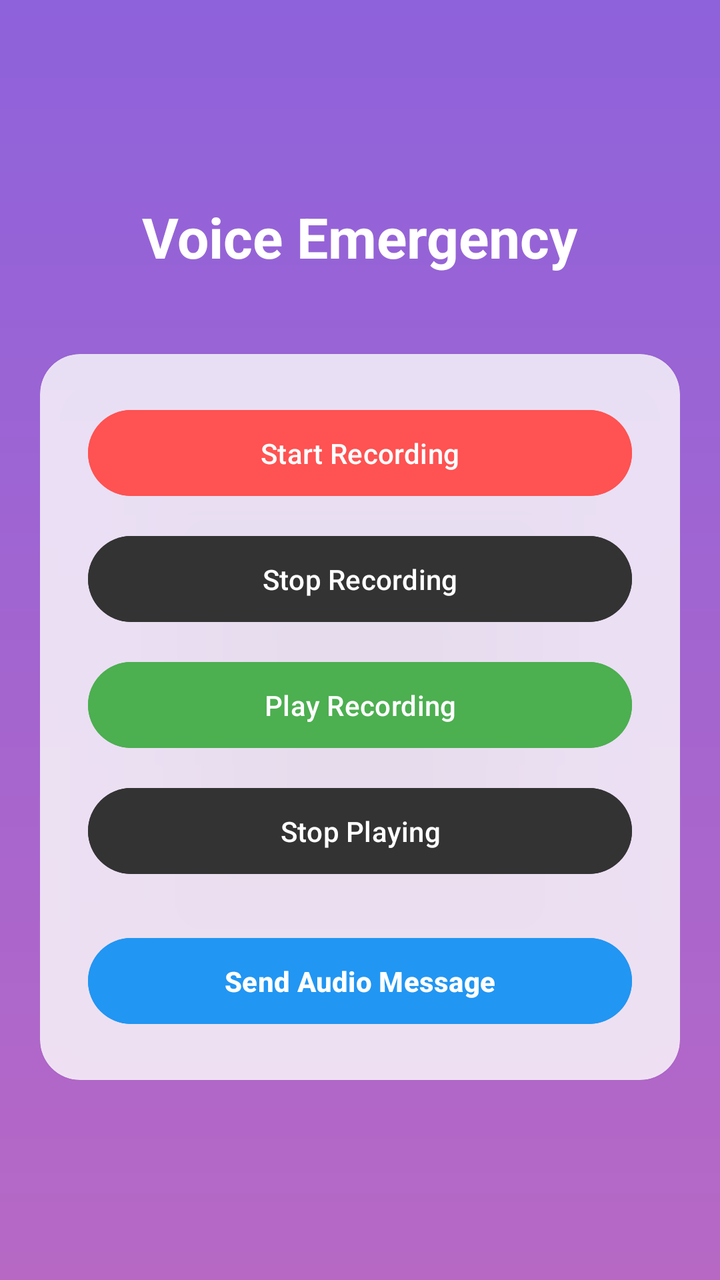
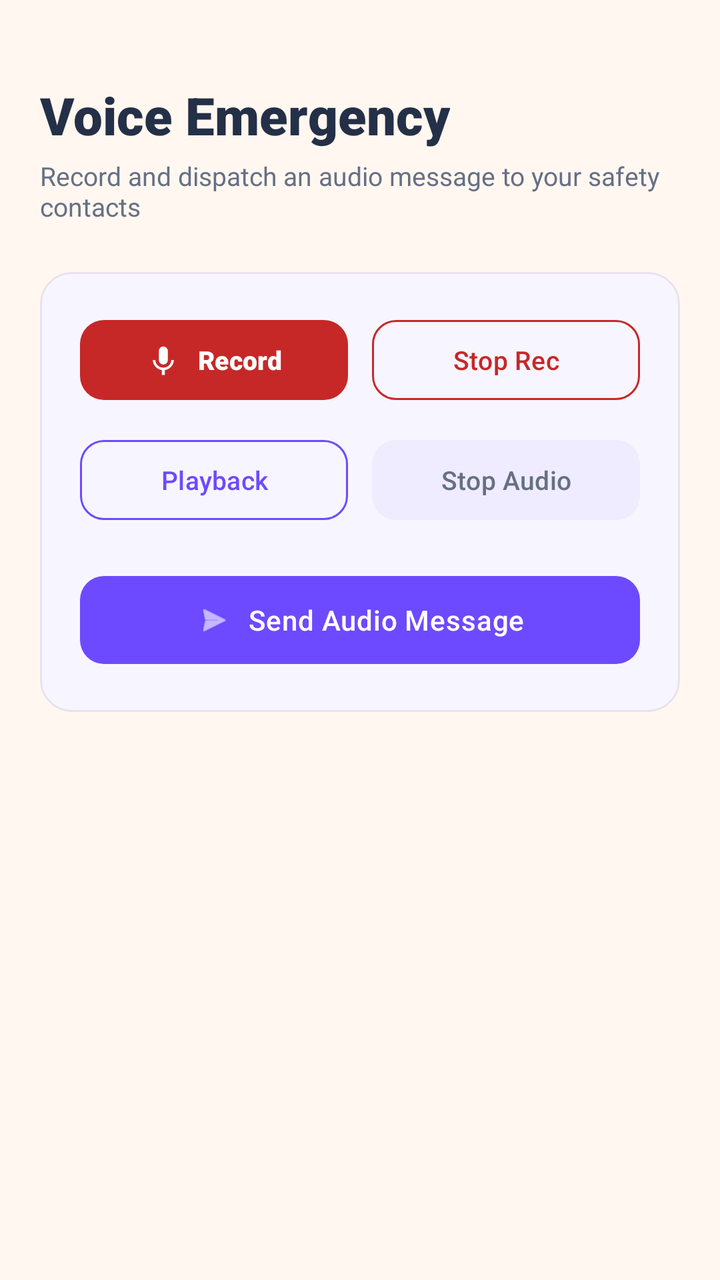

Compare the two renders of this Android layout. The source of the first and the diff that turns it into the second are given below.
<!-- AndroidManifest.xml: application theme Theme.EmpowHer -->
<!-- res/layout/activity_voice_help.xml -->
<?xml version="1.0" encoding="utf-8"?>
<LinearLayout xmlns:android="http://schemas.android.com/apk/res/android"
    xmlns:app="http://schemas.android.com/apk/res-auto"
    android:layout_width="match_parent"
    android:layout_height="match_parent"
    android:background="@drawable/bg"
    android:gravity="center"
    android:orientation="vertical"
    android:padding="20dp">

    <TextView
        android:layout_width="wrap_content"
        android:layout_height="wrap_content"
        android:layout_marginBottom="40dp"
        android:text="Voice Emergency"
        android:textColor="@color/white"
        android:textSize="28sp"
        android:textStyle="bold" />

    <androidx.cardview.widget.CardView
        android:layout_width="match_parent"
        android:layout_height="wrap_content"
        app:cardBackgroundColor="#CCFFFFFF"
        app:cardCornerRadius="20dp">

        <LinearLayout
            android:layout_width="match_parent"
            android:layout_height="wrap_content"
            android:gravity="center"
            android:orientation="vertical"
            android:padding="24dp">

            <Button
                android:id="@+id/btnRecord"
                android:layout_width="match_parent"
                android:layout_height="wrap_content"
                android:backgroundTint="#FF5252"
                android:padding="12dp"
                android:text="Start Recording"
                android:textColor="@color/white" />

            <Button
                android:id="@+id/btnStop"
                android:layout_width="match_parent"
                android:layout_height="wrap_content"
                android:layout_marginTop="12dp"
                android:backgroundTint="#333"
                android:padding="12dp"
                android:text="Stop Recording"
                android:textColor="@color/white" />

            <Button
                android:id="@+id/btnPlay"
                android:layout_width="match_parent"
                android:layout_height="wrap_content"
                android:layout_marginTop="12dp"
                android:backgroundTint="#4CAF50"
                android:padding="12dp"
                android:text="Play Recording"
                android:textColor="@color/white" />

            <Button
                android:id="@+id/btnStopPlay"
                android:layout_width="match_parent"
                android:layout_height="wrap_content"
                android:layout_marginTop="12dp"
                android:backgroundTint="#333"
                android:padding="12dp"
                android:text="Stop Playing"
                android:textColor="@color/white" />

            <Button
                android:id="@+id/btnSend"
                android:layout_width="match_parent"
                android:layout_height="wrap_content"
                android:layout_marginTop="24dp"
                android:backgroundTint="#2196F3"
                android:padding="12dp"
                android:text="Send Audio Message"
                android:textColor="@color/white"
                android:textStyle="bold" />

        </LinearLayout>
    </androidx.cardview.widget.CardView>

</LinearLayout>
<!-- resources referenced by this layout -->
<resources>
  <!-- drawable bg (drawable) -->
  <?xml version="1.0" encoding="utf-8"?>
  <shape xmlns:android="http://schemas.android.com/apk/res/android">
      <gradient android:type="linear" android:angle="100"
          android:startColor="#8E62DB" android:endColor="#B768C5" />
  
  </shape>
  <style name="Base.Theme.EmpowHer" parent="Theme.Material3.DayNight.NoActionBar">
          <item name="colorPrimary">@color/deep_purple</item>
          <item name="colorOnPrimary">@color/white</item>
          <item name="colorSecondary">@color/deep_purple</item>
          <item name="colorSurface">@color/woshield_card_bg</item>
          <item name="android:windowBackground">@color/woshield_bg</item>
          <item name="android:statusBarColor">@color/dark_purple</item>
      </style>
  <color name="deep_purple">#6D3DB8</color>
  <color name="woshield_bg">#F8F6FC</color>
  <color name="dark_purple">#382253</color>
  <!-- unchanged entries left out for length: 3 -->
</resources>

<!-- the commit's change to res/layout/activity_voice_help.xml (unified diff, before → after) -->
@@ -3,84 +3,123 @@
     xmlns:app="http://schemas.android.com/apk/res-auto"
     android:layout_width="match_parent"
     android:layout_height="match_parent"
-    android:background="@drawable/bg"
-    android:gravity="center"
+    android:background="@color/warm_ivory"
     android:orientation="vertical"
     android:padding="20dp">
 
     <TextView
         android:layout_width="wrap_content"
         android:layout_height="wrap_content"
-        android:layout_marginBottom="40dp"
+        android:layout_marginTop="20dp"
         android:text="Voice Emergency"
-        android:textColor="@color/white"
-        android:textSize="28sp"
-        android:textStyle="bold" />
+        android:textColor="@color/midnight_slate"
+        android:textSize="26sp"
+        android:fontFamily="sans-serif-black" />
 
-    <androidx.cardview.widget.CardView
+    <TextView
+        android:layout_width="wrap_content"
+        android:layout_height="wrap_content"
+        android:layout_marginTop="4dp"
+        android:layout_marginBottom="24dp"
+        android:text="Record and dispatch an audio message to your safety contacts"
+        android:textColor="@color/secondary_slate"
+        android:textSize="13sp" />
+
+    <com.google.android.material.card.MaterialCardView
         android:layout_width="match_parent"
         android:layout_height="wrap_content"
-        app:cardBackgroundColor="#CCFFFFFF"
-        app:cardCornerRadius="20dp">
+        app:cardBackgroundColor="@color/surface_card"
+        app:cardCornerRadius="16dp"
+        app:cardElevation="1dp"
+        app:strokeColor="@color/subtle_border"
+        app:strokeWidth="1dp">
 
         <LinearLayout
             android:layout_width="match_parent"
             android:layout_height="wrap_content"
-            android:gravity="center"
             android:orientation="vertical"
-            android:padding="24dp">
+            android:padding="20dp">
 
-            <Button
-                android:id="@+id/btnRecord"
+            <LinearLayout
                 android:layout_width="match_parent"
                 android:layout_height="wrap_content"
-                android:backgroundTint="#FF5252"
-                android:padding="12dp"
-                android:text="Start Recording"
-                android:textColor="@color/white" />
+                android:orientation="horizontal">
 
-            <Button
-                android:id="@+id/btnStop"
+                <com.google.android.material.button.MaterialButton
+                    android:id="@+id/btnRecord"
+                    style="@style/Widget.Woshield.Button.Emergency"
+                    android:layout_width="0dp"
+                    android:layout_height="wrap_content"
+                    android:layout_marginEnd="6dp"
+                    android:layout_weight="1"
+                    android:minHeight="48dp"
+                    android:text="Record"
+                    android:textColor="@color/white"
+                    android:textSize="13sp"
+                    app:icon="@drawable/voice"
+                    app:iconGravity="textStart"
+                    app:iconTint="@color/white" />
+
+                <com.google.android.material.button.MaterialButton
+                    android:id="@+id/btnStop"
+                    style="@style/Widget.Woshield.Button.Outlined"
+                    android:layout_width="0dp"
+                    android:layout_height="wrap_content"
+                    android:layout_marginStart="6dp"
+                    android:layout_weight="1"
+                    android:minHeight="48dp"
+                    android:text="Stop Rec"
+                    android:textColor="@color/critical_red"
+                    android:textSize="13sp"
+                    app:strokeColor="@color/critical_red" />
+            </LinearLayout>
+
+            <LinearLayout
                 android:layout_width="match_parent"
                 android:layout_height="wrap_content"
                 android:layout_marginTop="12dp"
-                android:backgroundTint="#333"
-                android:padding="12dp"
-                android:text="Stop Recording"
-                android:textColor="@color/white" />
+                android:orientation="horizontal">
 
-            <Button
-                android:id="@+id/btnPlay"
+                <com.google.android.material.button.MaterialButton
+                    android:id="@+id/btnPlay"
+                    style="@style/Widget.Woshield.Button.Outlined"
+                    android:layout_width="0dp"
+                    android:layout_height="wrap_content"
+                    android:layout_marginEnd="6dp"
+                    android:layout_weight="1"
+                    android:minHeight="48dp"
+                    android:text="Playback"
+                    android:textColor="@color/royal_violet"
+                    android:textSize="13sp"
+                    app:strokeColor="@color/royal_violet" />
+
+                <com.google.android.material.button.MaterialButton
+                    android:id="@+id/btnStopPlay"
+                    style="@style/Widget.Woshield.Button.Secondary"
+                    android:layout_width="0dp"
+                    android:layout_height="wrap_content"
+                    android:layout_marginStart="6dp"
+                    android:layout_weight="1"
+                    android:minHeight="48dp"
+                    android:text="Stop Audio"
+                    android:textColor="@color/secondary_slate"
+                    android:textSize="13sp" />
+            </LinearLayout>
+
+            <com.google.android.material.button.MaterialButton
+                android:id="@+id/btnSend"
+                style="@style/Widget.Woshield.Button.Primary"
                 android:layout_width="match_parent"
-                android:layout_height="wrap_content"
-                android:layout_marginTop="12dp"
-                android:backgroundTint="#4CAF50"
-                android:padding="12dp"
-                android:text="Play Recording"
-                android:textColor="@color/white" />
-
-            <Button
-                android:id="@+id/btnStopPlay"
-                android:layout_width="match_parent"
-                android:layout_height="wrap_content"
-                android:layout_marginTop="12dp"
-                android:backgroundTint="#333"
-                android:padding="12dp"
-                android:text="Stop Playing"
-                android:textColor="@color/white" />
-
-            <Button
-                android:id="@+id/btnSend"
-                android:layout_width="match_parent"
-                android:layout_height="wrap_content"
-                android:layout_marginTop="24dp"
-                android:backgroundTint="#2196F3"
-                android:padding="12dp"
+                android:layout_height="52dp"
+                android:layout_marginTop="20dp"
                 android:text="Send Audio Message"
                 android:textColor="@color/white"
-                android:textStyle="bold" />
+                android:textSize="14sp"
+                app:icon="@android:drawable/ic_menu_send"
+                app:iconGravity="textStart"
+                app:iconTint="@color/white" />
 
         </LinearLayout>
-    </androidx.cardview.widget.CardView>
+    </com.google.android.material.card.MaterialCardView>
 
 </LinearLayout>
<!-- resource entries referenced after the edit -->
@@ -1,23 +1,82 @@
 <!-- resources referenced by this layout -->
 <resources>
-  <!-- drawable bg (drawable) -->
-  <?xml version="1.0" encoding="utf-8"?>
-  <shape xmlns:android="http://schemas.android.com/apk/res/android">
-      <gradient android:type="linear" android:angle="100"
-          android:startColor="#8E62DB" android:endColor="#B768C5" />
-  
-  </shape>
+  <color name="critical_red">#C62828</color>
+  <color name="midnight_slate">#243047</color>
+  <color name="royal_violet">#6D4AFF</color>
+  <color name="secondary_slate">#667085</color>
+  <color name="subtle_border">#E7E2EC</color>
+  <color name="surface_card">#FFFFFF</color>
+  <color name="warm_ivory">#FFF7F0</color>
+  <!-- drawable voice (drawable) -->
+  <vector android:height="24dp" android:tint="#000000"
+      android:viewportHeight="24" android:viewportWidth="24"
+      android:width="24dp" xmlns:android="http://schemas.android.com/apk/res/android">
+      <path android:fillColor="@android:color/white" android:pathData="M12,15c1.66,0 2.99,-1.34 2.99,-3L15,6c0,-1.66 -1.34,-3 -3,-3S9,4.34 9,6v6c0,1.66 1.34,3 3,3zM17.3,12c0,3 -2.54,5.1 -5.3,5.1S6.7,15 6.7,12L5,12c0,3.42 2.72,6.23 6,6.72L11,22h2v-3.28c3.28,-0.48 6,-3.3 6,-6.72h-1.7z"/>
+  </vector>
+  <style name="Widget.Woshield.Button.Emergency" parent="Widget.Material3.Button">
+          <item name="android:minHeight">@dimen/min_touch_target</item>
+          <item name="cornerRadius">@dimen/radius_button</item>
+          <item name="backgroundTint">@color/danger_color</item>
+          <item name="android:textColor">@color/white</item>
+          <item name="android:textSize">@dimen/text_body</item>
+          <item name="android:fontFamily">sans-serif-black</item>
+          <item name="android:textAllCaps">false</item>
+      </style>
+  <style name="Widget.Woshield.Button.Outlined" parent="Widget.Material3.Button.OutlinedButton">
+          <item name="android:minHeight">@dimen/min_touch_target</item>
+          <item name="cornerRadius">@dimen/radius_button</item>
+          <item name="strokeColor">@color/subtle_border</item>
+          <item name="strokeWidth">1dp</item>
+          <item name="android:textColor">@color/text_primary</item>
+          <item name="android:textSize">@dimen/text_body</item>
+          <item name="android:fontFamily">sans-serif-medium</item>
+          <item name="android:textAllCaps">false</item>
+      </style>
+  <style name="Widget.Woshield.Button.Primary" parent="Widget.Material3.Button">
+          <item name="android:minHeight">@dimen/min_touch_target</item>
+          <item name="cornerRadius">@dimen/radius_button</item>
+          <item name="backgroundTint">@color/royal_violet</item>
+          <item name="android:textColor">@color/white</item>
+          <item name="android:textSize">@dimen/text_body</item>
+          <item name="android:fontFamily">sans-serif-medium</item>
+          <item name="android:textAllCaps">false</item>
+          <item name="android:letterSpacing">0.02</item>
+      </style>
+  <style name="Widget.Woshield.Button.Secondary" parent="Widget.Material3.Button">
+          <item name="android:minHeight">@dimen/min_touch_target</item>
+          <item name="cornerRadius">@dimen/radius_button</item>
+          <item name="backgroundTint">@color/soft_violet_surface</item>
+          <item name="android:textColor">@color/royal_violet</item>
+          <item name="android:textSize">@dimen/text_body</item>
+          <item name="android:fontFamily">sans-serif-medium</item>
+          <item name="android:textAllCaps">false</item>
+      </style>
+  <dimen name="min_touch_target">48dp</dimen>
+  <dimen name="radius_button">12dp</dimen>
+  <color name="danger_color">#C62828</color>
+  <dimen name="text_body">14sp</dimen>
+  <color name="text_primary">#243047</color>
+  <color name="soft_violet_surface">#F0ECFF</color>
   <style name="Base.Theme.EmpowHer" parent="Theme.Material3.DayNight.NoActionBar">
-          <item name="colorPrimary">@color/deep_purple</item>
+          <item name="colorPrimary">@color/royal_violet</item>
           <item name="colorOnPrimary">@color/white</item>
-          <item name="colorSecondary">@color/deep_purple</item>
+          <item name="colorSecondary">@color/royal_violet</item>
           <item name="colorSurface">@color/woshield_card_bg</item>
           <item name="android:windowBackground">@color/woshield_bg</item>
-          <item name="android:statusBarColor">@color/dark_purple</item>
+          <item name="android:statusBarColor">@color/woshield_bg</item>
+          <item name="android:windowLightStatusBar" tools:targetApi="m">true</item>
+          <item name="materialCardViewStyle">@style/Widget.Woshield.Card</item>
       </style>
-  <color name="deep_purple">#6D3DB8</color>
-  <color name="woshield_bg">#F8F6FC</color>
-  <color name="dark_purple">#382253</color>
+  <color name="woshield_bg">#FFF7F0</color>
+  <style name="Widget.Woshield.Card" parent="Widget.Material3.CardView.Elevated">
+          <item name="cardCornerRadius">@dimen/radius_card</item>
+          <item name="cardElevation">@dimen/elevation_card</item>
+          <item name="strokeWidth">1dp</item>
+          <item name="strokeColor">@color/subtle_border</item>
+          <item name="cardBackgroundColor">@color/woshield_card_bg</item>
+      </style>
+  <dimen name="radius_card">16dp</dimen>
+  <dimen name="elevation_card">2dp</dimen>
   <!-- unchanged entries left out for length: 3 -->
 </resources>
 
